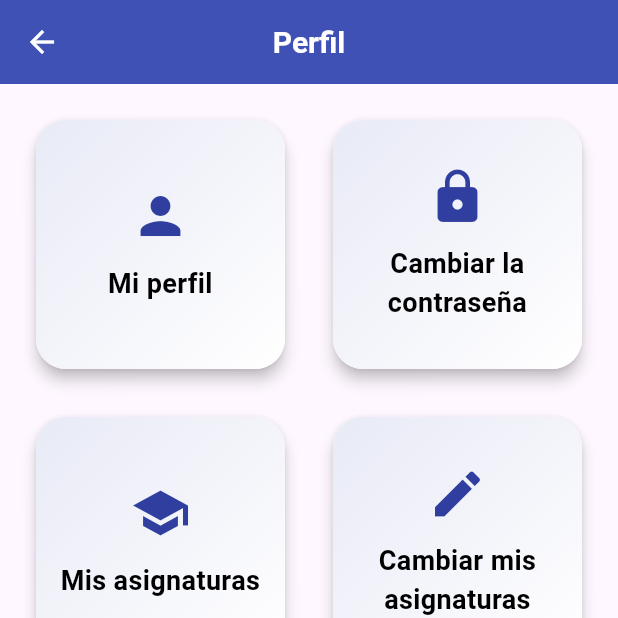
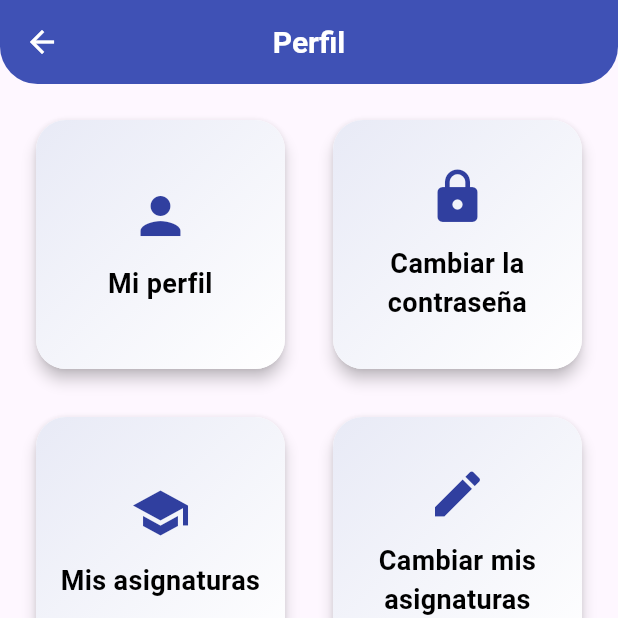
Before and after one commit to carloscl2001/ESIPlanner-TFG, a Flutter app: the ProfileScreen screen opened by its route, on a phone screen of 412 x 824 dp, the top half of it. Run offline on Flutter 3.47's test engine with Material 3 defaults, Android fonts, the phone set to English and light mode, and no system bars; our stand-ins replace shared_preferences; accounts and stored records are empty.

Commit message:
Update profile_screen.dart

```diff
--- a/esi_planner/lib/screens/profile_screen.dart
+++ b/esi_planner/lib/screens/profile_screen.dart
@@ -19,6 +19,11 @@ class ProfileScreen extends StatelessWidget {
         ),
         centerTitle: true,
         backgroundColor: isDarkMode ? Colors.grey.shade800 : Colors.indigo,
+        shape: const RoundedRectangleBorder(
+          borderRadius: BorderRadius.vertical(
+            bottom: Radius.circular(25), // Ajusta el radio para cambiar la curvatura
+          ),
+        ),
       ),
       body: Column(
         children: [
```
